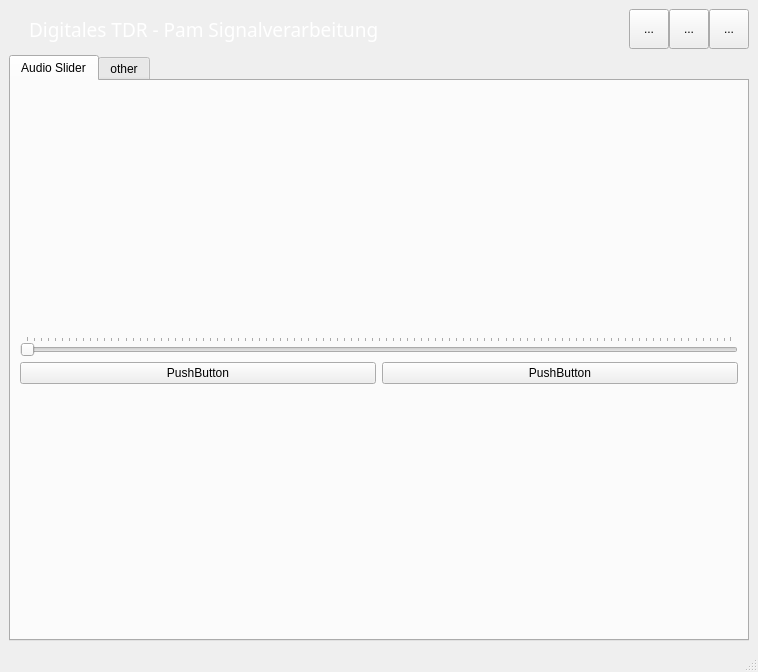
First picture: the form in resources/audio_slider.ui, repository arongrk/Pam, before the edit.
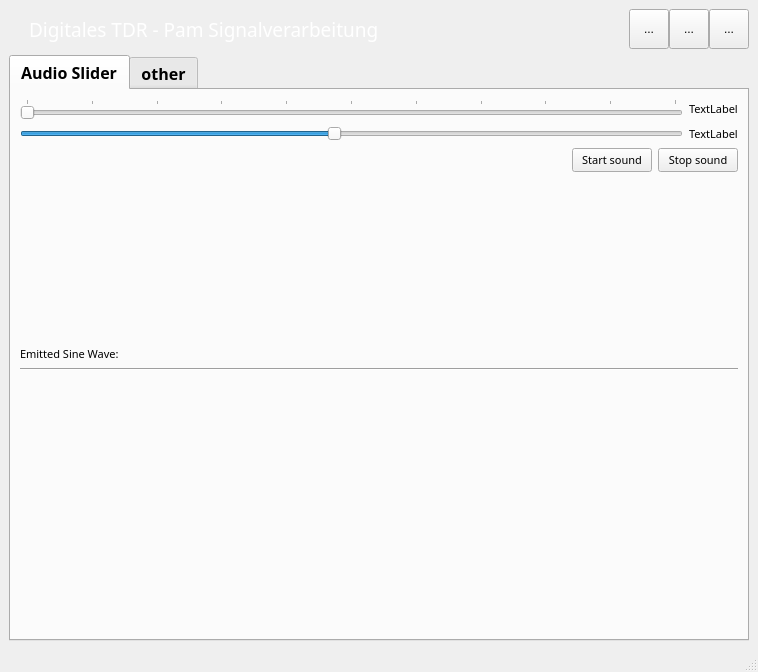
Second picture: the form after the edit. Icons and pictures are not drawn. Custom widgets are drawn as their Qt base class.

Commit message: First working, reliable, realtime frequency slider. could be faster

Patch:
```diff
--- a/resources/audio_slider.ui
+++ b/resources/audio_slider.ui
@@ -166,6 +166,14 @@
       </item>
       <item row="1" column="1">
        <widget class="QTabWidget" name="tabWidget">
+        <property name="font">
+         <font>
+          <family>RubFlama</family>
+          <pointsize>12</pointsize>
+          <weight>75</weight>
+          <bold>true</bold>
+         </font>
+        </property>
         <property name="currentIndex">
          <number>0</number>
         </property>
@@ -173,72 +181,76 @@
          <attribute name="title">
           <string>Audio Slider</string>
          </attribute>
-         <layout class="QGridLayout" name="gridLayout_2" rowstretch="3,1,1,3">
-          <item row="1" column="1">
-           <widget class="QSlider" name="horizontalSlider">
-            <property name="sizePolicy">
-             <sizepolicy hsizetype="Preferred" vsizetype="Fixed">
-              <horstretch>0</horstretch>
-              <verstretch>0</verstretch>
-             </sizepolicy>
+         <layout class="QGridLayout" name="gridLayout_2" rowstretch="1,1,1,10,0,0,15,0">
+          <item row="4" column="1">
+           <widget class="QLabel" name="label">
+            <property name="font">
+             <font>
+              <family>RubFlama</family>
+              <pointsize>8</pointsize>
+              <weight>50</weight>
+              <bold>false</bold>
+             </font>
             </property>
-            <property name="maximum">
-             <number>999</number>
+            <property name="text">
+             <string>Emitted Sine Wave:</string>
             </property>
-            <property name="pageStep">
-             <number>10</number>
-            </property>
-            <property name="tracking">
-             <bool>true</bool>
-            </property>
+           </widget>
+          </item>
+          <item row="5" column="1">
+           <widget class="Line" name="line">
             <property name="orientation">
              <enum>Qt::Horizontal</enum>
             </property>
-            <property name="invertedAppearance">
-             <bool>false</bool>
-            </property>
-            <property name="invertedControls">
-             <bool>false</bool>
-            </property>
-            <property name="tickPosition">
-             <enum>QSlider::TicksAbove</enum>
-            </property>
-            <property name="tickInterval">
-             <number>10</number>
-            </property>
            </widget>
           </item>
           <item row="2" column="1">
            <layout class="QHBoxLayout" name="horizontalLayout">
             <item>
-             <widget class="QPushButton" name="pushButton_2">
+             <spacer name="horizontalSpacer_2">
+              <property name="orientation">
+               <enum>Qt::Horizontal</enum>
+              </property>
+              <property name="sizeHint" stdset="0">
+               <size>
+                <width>40</width>
+                <height>20</height>
+               </size>
+              </property>
+             </spacer>
+            </item>
+            <item>
+             <widget class="QPushButton" name="start_button">
+              <property name="font">
+               <font>
+                <family>RubFlama</family>
+                <pointsize>8</pointsize>
+                <weight>50</weight>
+                <bold>false</bold>
+               </font>
+              </property>
               <property name="text">
-               <string>PushButton</string>
+               <string>Start sound</string>
               </property>
              </widget>
             </item>
             <item>
-             <widget class="QPushButton" name="pushButton">
+             <widget class="QPushButton" name="stop_button">
+              <property name="font">
+               <font>
+                <family>RubFlama</family>
+                <pointsize>8</pointsize>
+                <weight>50</weight>
+                <bold>false</bold>
+               </font>
+              </property>
               <property name="text">
-               <string>PushButton</string>
+               <string>Stop sound</string>
               </property>
              </widget>
             </item>
            </layout>
           </item>
-          <item row="0" column="1">
-           <spacer name="verticalSpacer">
-            <property name="orientation">
-             <enum>Qt::Vertical</enum>
-            </property>
-            <property name="sizeHint" stdset="0">
-             <size>
-              <width>20</width>
-              <height>40</height>
-             </size>
-            </property>
-           </spacer>
-          </item>
           <item row="3" column="1">
            <spacer name="verticalSpacer_2">
             <property name="orientation">
@@ -252,6 +264,106 @@
             </property>
            </spacer>
           </item>
+          <item row="6" column="1">
+           <widget class="PlotWidget" name="sine_plot" native="true"/>
+          </item>
+          <item row="0" column="1">
+           <layout class="QHBoxLayout" name="horizontalLayout_3">
+            <item>
+             <widget class="QSlider" name="volume_slider">
+              <property name="maximum">
+               <number>100</number>
+              </property>
+              <property name="orientation">
+               <enum>Qt::Horizontal</enum>
+              </property>
+              <property name="tickPosition">
+               <enum>QSlider::TicksAbove</enum>
+              </property>
+              <property name="tickInterval">
+               <number>10</number>
+              </property>
+             </widget>
+            </item>
+            <item>
+             <widget class="QLabel" name="vol_label">
+              <property name="font">
+               <font>
+                <family>RubFlama</family>
+                <pointsize>8</pointsize>
+                <weight>50</weight>
+                <bold>false</bold>
+               </font>
+              </property>
+              <property name="text">
+               <string>TextLabel</string>
+              </property>
+             </widget>
+            </item>
+           </layout>
+          </item>
+          <item row="1" column="1">
+           <layout class="QHBoxLayout" name="horizontalLayout_2" stretch="1,0">
+            <item>
+             <widget class="QSlider" name="freq_slider">
+              <property name="sizePolicy">
+               <sizepolicy hsizetype="Preferred" vsizetype="Fixed">
+                <horstretch>0</horstretch>
+                <verstretch>0</verstretch>
+               </sizepolicy>
+              </property>
+              <property name="minimum">
+               <number>200</number>
+              </property>
+              <property name="maximum">
+               <number>4000</number>
+              </property>
+              <property name="singleStep">
+               <number>10</number>
+              </property>
+              <property name="pageStep">
+               <number>10</number>
+              </property>
+              <property name="value">
+               <number>2000</number>
+              </property>
+              <property name="tracking">
+               <bool>true</bool>
+              </property>
+              <property name="orientation">
+               <enum>Qt::Horizontal</enum>
+              </property>
+              <property name="invertedAppearance">
+               <bool>false</bool>
+              </property>
+              <property name="invertedControls">
+               <bool>false</bool>
+              </property>
+              <property name="tickPosition">
+               <enum>QSlider::NoTicks</enum>
+              </property>
+              <property name="tickInterval">
+               <number>100</number>
+              </property>
+             </widget>
+            </item>
+            <item>
+             <widget class="QLabel" name="freq_label">
+              <property name="font">
+               <font>
+                <family>RubFlama</family>
+                <pointsize>8</pointsize>
+                <weight>50</weight>
+                <bold>false</bold>
+               </font>
+              </property>
+              <property name="text">
+               <string>TextLabel</string>
+              </property>
+             </widget>
+            </item>
+           </layout>
+          </item>
          </layout>
         </widget>
         <widget class="QWidget" name="tab2">
@@ -267,6 +379,14 @@
   </widget>
   <widget class="QStatusBar" name="statusbar"/>
  </widget>
+ <customwidgets>
+  <customwidget>
+   <class>PlotWidget</class>
+   <extends>QWidget</extends>
+   <header>pyqtgraph</header>
+   <container>1</container>
+  </customwidget>
+ </customwidgets>
  <resources/>
  <connections>
   <connection>
```
The commit also changes 4 other files.
